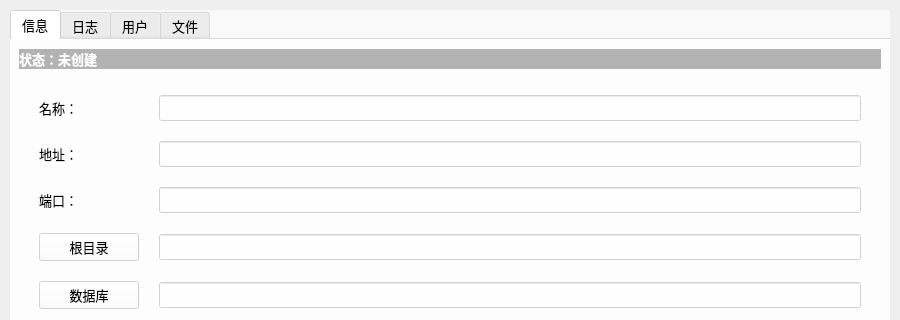
First picture: the form in STATUS/server.ui, repository cylqqqcyl/WHU_FTP, before the edit; both pictures show x 0 to 900 and y 0 to 320 of the 900 by 604 pixel window.
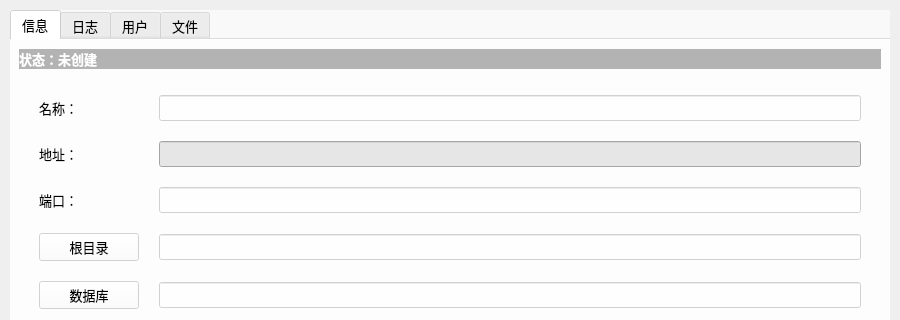
Second picture: the form after the edit. Icons and pictures are not drawn.

Patch:
```diff
--- a/STATUS/server.ui
+++ b/STATUS/server.ui
@@ -180,6 +180,12 @@
               <pointsize>10</pointsize>
              </font>
             </property>
+            <property name="styleSheet">
+             <string notr="true">background-color: rgb(230,230,230);</string>
+            </property>
+            <property name="readOnly">
+             <bool>true</bool>
+            </property>
            </widget>
           </item>
           <item row="2" column="0">
```
